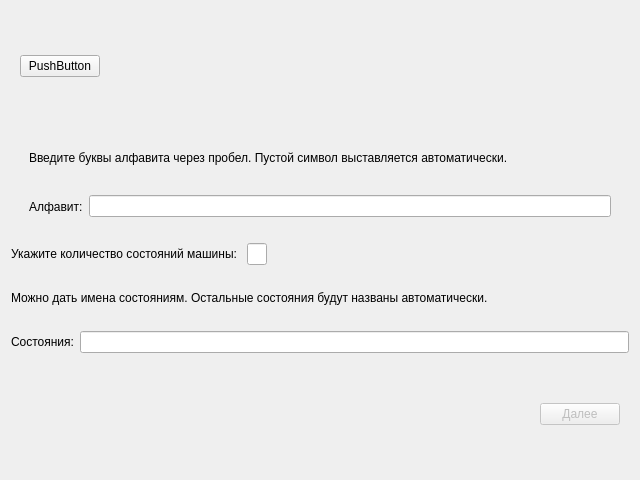
Qt form createprojectform.ui (baseoleph/turingmachine) before a commit.
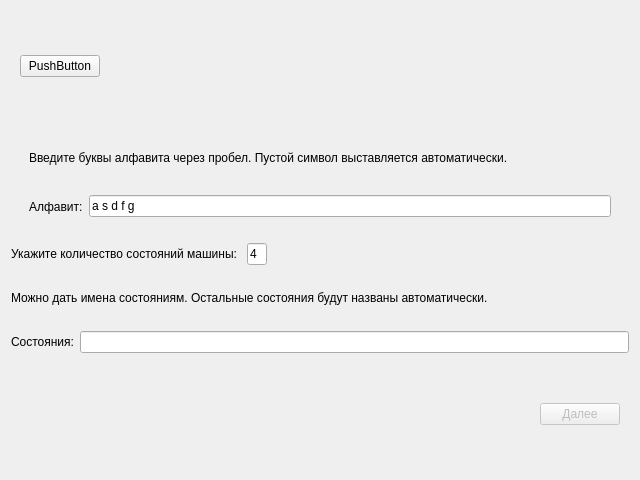
The same form after that commit.

```diff
--- a/createprojectform.ui
+++ b/createprojectform.ui
@@ -67,7 +67,11 @@
           </widget>
          </item>
          <item>
-          <widget class="QLineEdit" name="lineEdit_alphabet"/>
+          <widget class="QLineEdit" name="lineEdit_alphabet">
+           <property name="text">
+            <string>a s d f g</string>
+           </property>
+          </widget>
          </item>
         </layout>
        </widget>
@@ -94,6 +98,9 @@
            <height>16777215</height>
           </size>
          </property>
+         <property name="text">
+          <string>4</string>
+         </property>
         </widget>
        </item>
        <item>
```
